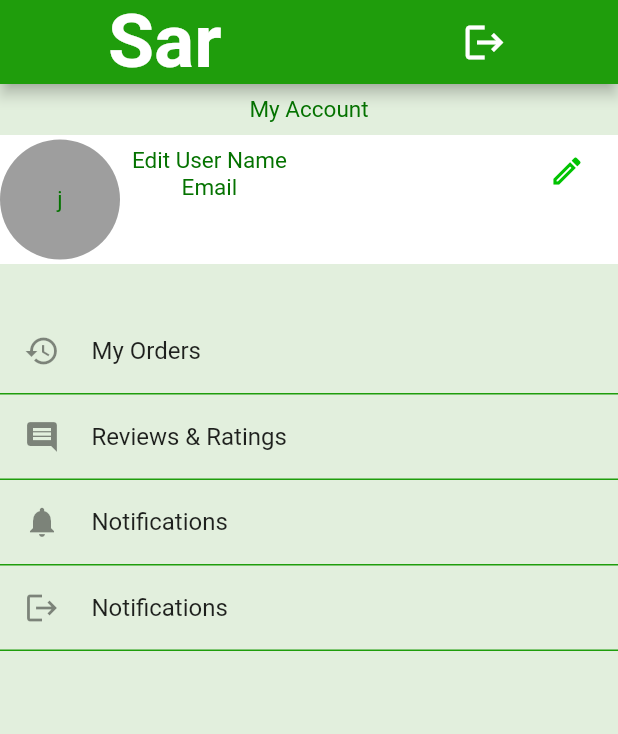
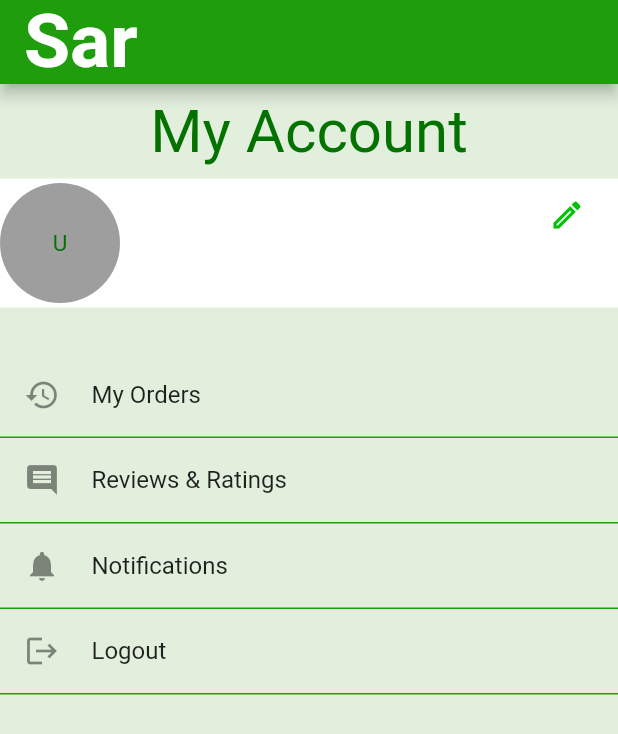
Before and after one commit to Fafni00/Sar, a Flutter app: the UserProfile screen opened directly, on a phone screen of 412 x 824 dp. Shown: the top 734 px of the screen. Run offline on Flutter 3.47's test engine with Material 2 defaults, Android fonts, the phone set to English and light mode, and no system bars; our stand-ins replace cached_network_image, cloud_firestore, dots_indicator, email_validator, firebase_auth, firebase_core and 7 more; missing offline and left inert: flutterfire_ui; accounts and stored records are empty.

Commit message:
initial update

```diff
--- a/lib/Sellerprofile pages/AddproductUI/AddProductspage.dart
+++ b/lib/Sellerprofile pages/AddproductUI/AddProductspage.dart
@@ -112,7 +112,7 @@ class _AddProductScreenState extends State<AddProductScreen> {
                                         //to dismiss the easyloading sign after saving data
                                         EasyLoading.dismiss();
                                         //to clear the form after data is submitted
-                                        // _provider.clearProductData();
+                                        _provider.clearProductData();
                                       });
                                     });
                                   }
--- a/lib/Sellerprofile pages/Sellerprovider.dart
+++ b/lib/Sellerprofile pages/Sellerprovider.dart
@@ -11,8 +11,10 @@ class SellerProvider with ChangeNotifier {
   Seller? seller;
 
   getsellerData() {
+    print(_service.user!.uid);
     _service.seller.doc(_service.user!.uid).get().then((document) {
       doc = document;
+      print(doc.toString());
       //to upload the seller information while adding the product in the database
       seller = Seller.fromJson(document.data() as Map<String, dynamic>);
       notifyListeners();
--- a/lib/UserProfile/UserProflie.dart
+++ b/lib/UserProfile/UserProflie.dart
@@ -1,20 +1,37 @@
 // ignore_for_file: prefer_const_constructors
 
-import 'package:ecommerce_app/UserRegistration/Authprovider.dart';
+import 'package:cloud_firestore/cloud_firestore.dart';
+import 'package:ecommerce_app/UserProfile/Order%20pages/Vieworderpage.dart';
 import 'package:ecommerce_app/UserRegistration/UserLogin.dart';
 import 'package:ecommerce_app/UserProfile/Userprofileupdate.dart';
+import 'package:ecommerce_app/UserRegistration/Usermodel.dart';
 import 'package:ecommerce_app/Utils/Colors.dart';
 import 'package:firebase_auth/firebase_auth.dart';
 import 'package:flutter/material.dart';
+import 'package:get/route_manager.dart';
 import 'package:provider/provider.dart';
 
-class UserProfile extends StatelessWidget {
+class UserProfile extends StatefulWidget {
   const UserProfile({Key? key}) : super(key: key);
 
   @override
+  State<UserProfile> createState() => _UserProfileState();
+}
+
+class _UserProfileState extends State<UserProfile> {
+  final FirebaseAuth _auth = FirebaseAuth.instance;
+  User? user = FirebaseAuth.instance.currentUser;
+  UserModel loggedInUser = UserModel();
+
+  @override
+  void initState() {
+    // TODO: implement initState
+    getUserDetail();
+    super.initState();
+  }
+
+  @override
   Widget build(BuildContext context) {
-    var userDetails = Provider.of<AuthProvider>(context);
-    User? user = FirebaseAuth.instance.currentUser;
     return Scaffold(
         backgroundColor: const Color(0xFFe2efdd),
         appBar: AppBar(
@@ -25,20 +42,6 @@ class UserProfile extends StatelessWidget {
             style: TextStyle(
                 fontSize: 50, fontWeight: FontWeight.bold, color: Colors.white),
           ),
-          leading: Container(
-            margin: EdgeInsets.only(left: 300),
-            child: IconButton(
-                icon: Icon(
-                  Icons.logout,
-                  color: Colors.white,
-                  size: 30,
-                ),
-                onPressed: () {
-                  FirebaseAuth.instance.signOut();
-                  Navigator.push(context,
-                      MaterialPageRoute(builder: ((context) => Loginpage())));
-                }),
-          ),
         ),
         body: Center(
           child: Column(children: [
@@ -47,7 +50,7 @@ class UserProfile extends StatelessWidget {
                   padding: const EdgeInsets.all(8.0),
                   child: Text('My Account',
                       style: TextStyle(
-                        fontSize: 15,
+                        fontSize: 40,
                         color: AppColors.text1Color,
                       ))),
             ),
@@ -59,7 +62,7 @@ class UserProfile extends StatelessWidget {
                     CircleAvatar(
                         radius: 40,
                         backgroundColor: Colors.grey,
-                        child: Text('j',
+                        child: Text('U',
                             style: TextStyle(
                               fontSize: 15,
                               color: AppColors.text1Color,
@@ -74,13 +77,13 @@ class UserProfile extends StatelessWidget {
                             child: Container(
                               height: 70,
                               child: Column(children: [
-                                Text('Edit User Name',
+                                Text('${loggedInUser.name}',
                                     style: TextStyle(
-                                      fontSize: 15,
+                                      fontSize: 30,
                                       color: AppColors.text1Color,
                                     )),
                                 Text(
-                                  'Email',
+                                  '${loggedInUser.email}',
                                   style: TextStyle(
                                     fontSize: 15,
                                     color: AppColors.text1Color,
@@ -99,7 +102,6 @@ class UserProfile extends StatelessWidget {
                       icon: Icon(Icons.edit_outlined,
                           color: AppColors.buttonbackgroundColor),
                       onPressed: () {
-                        FirebaseAuth.instance.signOut();
                         Navigator.push(
                             context,
                             MaterialPageRoute(
@@ -112,12 +114,17 @@ class UserProfile extends StatelessWidget {
             ListTile(
                 leading: Icon(Icons.history),
                 title: Text('My Orders'),
+                onTap: () {
+                  Navigator.push(context,
+                      MaterialPageRoute(builder: ((context) => ViewOrder())));
+                },
                 horizontalTitleGap: 5,
                 shape:
                     Border(bottom: BorderSide(color: AppColors.buttonColor))),
             ListTile(
                 leading: Icon(Icons.comment),
                 title: Text('Reviews & Ratings'),
+                onTap: () {},
                 horizontalTitleGap: 5,
                 shape:
                     Border(bottom: BorderSide(color: AppColors.buttonColor))),
@@ -129,11 +136,27 @@ class UserProfile extends StatelessWidget {
                     Border(bottom: BorderSide(color: AppColors.buttonColor))),
             ListTile(
                 leading: Icon(Icons.logout),
-                title: Text('Notifications'),
+                title: Text('Logout'),
+                onTap: () {
+                  FirebaseAuth.instance.signOut();
+                  Navigator.pushReplacementNamed(context, Loginpage.id);
+                },
                 horizontalTitleGap: 5,
                 shape:
                     Border(bottom: BorderSide(color: AppColors.buttonColor))),
           ]),
         ));
   }
+
+  //get userdetails
+  getUserDetail() async {
+    FirebaseFirestore.instance
+        .collection('users')
+        .doc(user!.uid)
+        .get()
+        .then(((value) {
+      loggedInUser = UserModel.fromMap(value.data());
+      setState(() {});
+    }));
+  }
 }
--- a/lib/category/MainCategories.dart
+++ b/lib/category/MainCategories.dart
@@ -1,6 +1,8 @@
 import 'package:ecommerce_app/category/Category%20Model/MainCategorymodel.dart';
+import 'package:ecommerce_app/category/Productscreen.dart';
 import 'package:flutter/material.dart';
 import 'package:flutterfire_ui/firestore.dart';
+import 'package:get/route_manager.dart';
 
 class MainCategories extends StatefulWidget {
   final String? selectedCat;
@@ -20,6 +22,7 @@ class _MainCategoriesState extends State<MainCategories> {
             MainCategory mainCategory = snapshot.data();
             return ExpansionTile(
               title: Text(mainCategory.mainCategory!),
+
             );
           }),
     );
--- a/lib/main.dart
+++ b/lib/main.dart
@@ -3,7 +3,6 @@
 import 'package:ecommerce_app/Addproduct.dart';
 import 'package:ecommerce_app/Sellerprofile%20pages/AddproductUI/AddProductspage.dart';
 import 'package:ecommerce_app/UserProfile/UserProflie.dart';
-import 'package:ecommerce_app/UserRegistration/Authprovider.dart';
 import 'package:ecommerce_app/UserRegistration/UserLogin.dart';
 import 'package:ecommerce_app/Model/productnotifier.dart';
 import 'package:ecommerce_app/Sellerprofile%20pages/AllProducts/AllProduct.dart';
@@ -26,8 +25,7 @@ Future<void> main() async {
   runApp(
     MultiProvider(providers: [
       ChangeNotifierProvider(create: (_) => ProductNotifier()),
-      ChangeNotifierProvider(create: (_) => AuthProvider()),
-      ChangeNotifierProvider(create: (_) => SellerProvider()),
+      Provider<SellerProvider>(create: (_) => SellerProvider()),
       ChangeNotifierProvider(create: (_) => ProductProvider()),
     ], child: MyApp()),
   );
```
Also changed, not shown: lib/Sellerprofile pages/AddproductUI/General.dart (+10 -10 lines), lib/Sellerprofile pages/Drawer.dart (+3 -5 lines), lib/Sellerregistration/sellerAuthprovider.dart (deleted, +0 -20 lines), lib/UserProfile/Order pages/Vieworderpage.dart (added, +12 -0 lines), lib/UserRegistration/Authprovider.dart (deleted, +0 -18 lines), lib/category/Productscreen.dart (added, +17 -0 lines).
